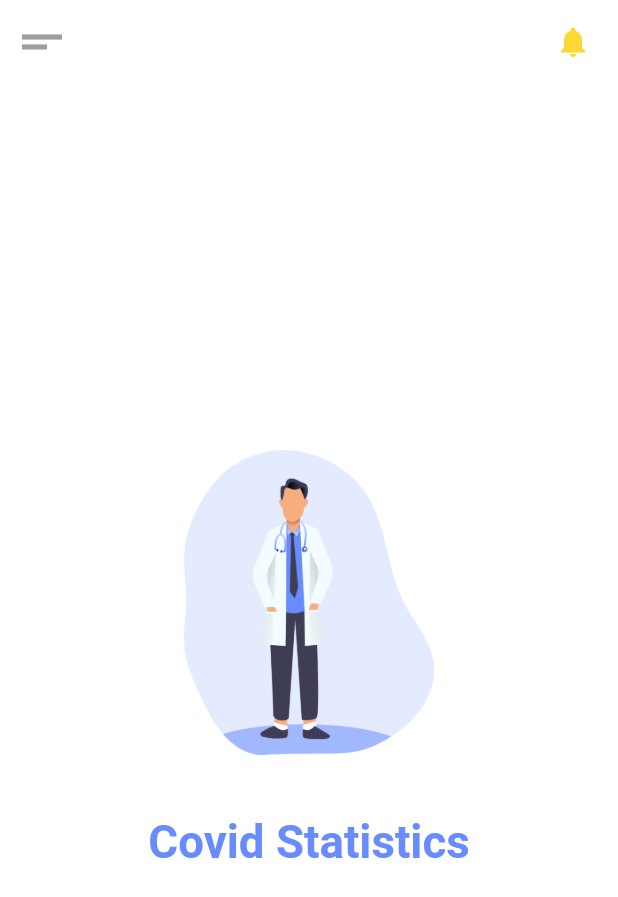
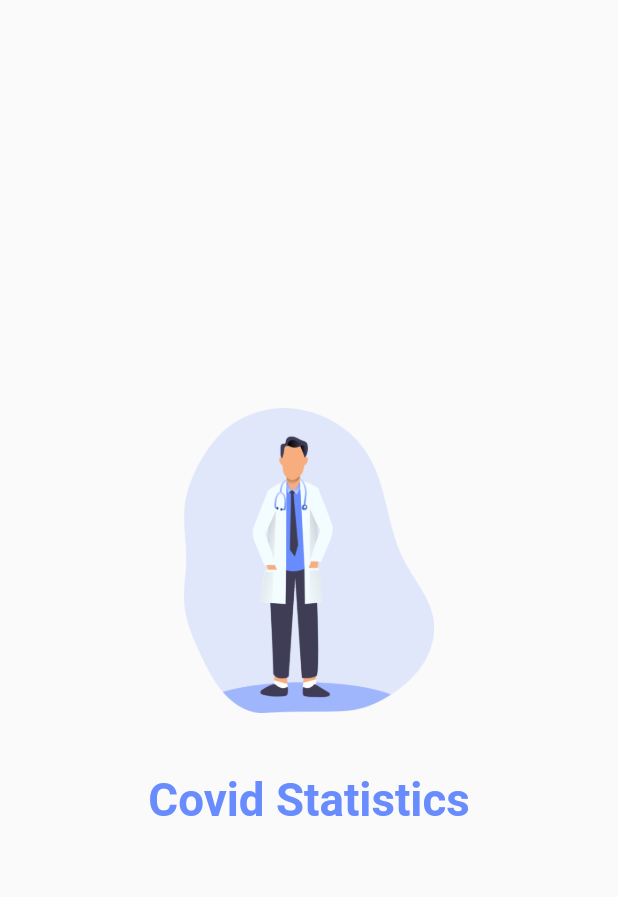
Before and after one commit to Youcef-Abdelliche/covid-statistics, a Flutter app: the screen it shows after launch, on a phone screen of 412 x 824 dp. Shown: the top 897 px of the screen. Run offline on Flutter 3.47's test engine with Material 2 defaults, Android fonts, the phone set to English and light mode, and no system bars; network calls fail.

Commit message:
fix some bugs in home ui

```diff
--- a/lib/view/home/components/body.dart
+++ b/lib/view/home/components/body.dart
@@ -14,33 +14,20 @@ import 'category/category_row2.dart';
 import 'search_box.dart';
 
 class Body extends StatefulWidget {
+   final WorldStatistics worldStatistics;
+  final List<CountryStatistics> coutriesList;
+
+  const Body({Key key, this.worldStatistics, this.coutriesList}) : super(key: key);
   @override
   _BodyState createState() => _BodyState();
 }
 
 class _BodyState extends State<Body> {
   int currentPage = 0;
-  WorldStatistics worldStatistics;
-  List<CountryStatistics> coutriesList;
 
-  @override
-  void initState() {
-    super.initState();
-    CovidService().getCovidWorldStatistics().then((statistics) {
-      setState(() {
-        worldStatistics = statistics;
-      });
-    });
-    CovidService().getCovidCountriesStatistics().then((list) {
-      setState(() {
-        coutriesList = list;
-      });
-    });
-  }
 
   @override
   Widget build(BuildContext context) {
-    if (worldStatistics != null && coutriesList != null)
     return SafeArea(
       child: SizedBox(
         width: double.infinity,
@@ -54,8 +41,7 @@ class _BodyState extends State<Body> {
                 padding: EdgeInsets.symmetric(
                     horizontal: getProportionateScreenWidth(16),
                     vertical: getProportionateScreenHeight(5)),
-                  margin:
-                      EdgeInsets.only(left: getProportionateScreenHeight(18)),
+                margin: EdgeInsets.only(left: getProportionateScreenHeight(18)),
                 child: Text("Global",
                     style: TextStyle(
                         fontSize: getProportionateScreenHeight(18),
@@ -84,12 +70,12 @@ class _BodyState extends State<Body> {
                                 children: [
                                   CategoryContainer(
                                     text: "Confirmed",
-                                      number: worldStatistics.totalCases,
+                                    number: widget.worldStatistics.totalCases,
                                     color: Color(0xffffbd4c),
                                   ),
                                   CategoryContainer(
                                     text: "Death",
-                                      number: worldStatistics.totalDeaths,
+                                    number: widget.worldStatistics.totalDeaths,
                                     color: Color(0xffff5959),
                                   ),
                                 ],
@@ -103,15 +89,15 @@ class _BodyState extends State<Body> {
                                 children: [
                                   CategoryConatiner2(
                                       text: "Recovered",
-                                        number: worldStatistics.totalRecovered,
+                                      number: widget.worldStatistics.totalRecovered,
                                       color: Color(0xff4cd97b)),
                                   CategoryConatiner2(
                                       text: "Active",
-                                        number: worldStatistics.active,
+                                      number: widget.worldStatistics.active,
                                       color: Color(0xff4cb5ff)),
                                   CategoryConatiner2(
                                       text: "Critical",
-                                        number: worldStatistics.critical,
+                                      number: widget.worldStatistics.critical,
                                       color: Color(0xff8359ff))
                                 ],
                               )
@@ -126,15 +112,15 @@ class _BodyState extends State<Body> {
                             children: [
                               CategoryConatiner2(
                                   text: "Confirmed",
-                                    number: worldStatistics.newCases,
+                                  number: widget.worldStatistics.newCases,
                                   color: Color(0xffffbd4c)),
                               CategoryConatiner2(
                                   text: "Deaths",
-                                    number: worldStatistics.newDeaths,
+                                  number: widget.worldStatistics.newDeaths,
                                   color: Color(0xffff5959)),
                               CategoryConatiner2(
                                   text: "Recovered",
-                                    number: worldStatistics.newRecovered,
+                                  number: widget.worldStatistics.newRecovered,
                                   color: Color(0xff4cd97b))
                             ],
                           ),
@@ -165,8 +151,7 @@ class _BodyState extends State<Body> {
                 padding: EdgeInsets.symmetric(
                     horizontal: getProportionateScreenWidth(16),
                     vertical: getProportionateScreenHeight(5)),
-                  margin:
-                      EdgeInsets.only(left: getProportionateScreenHeight(18)),
+                margin: EdgeInsets.only(left: getProportionateScreenHeight(18)),
                 child: Text("Statistics",
                     style: TextStyle(
                         fontSize: getProportionateScreenHeight(18),
@@ -188,38 +173,37 @@ class _BodyState extends State<Body> {
                             color: Colors.grey.withOpacity(0.5),
                             spreadRadius: 5,
                             blurRadius: 7,
-                              offset:
-                                  Offset(0, 3), // changes position of shadow
+                            offset: Offset(0, 3), // changes position of shadow
                           ),
                         ]),
+                    child: SingleChildScrollView(
+                      scrollDirection: Axis.vertical,
                                           child: Column(
                         children: List.generate(
-                            coutriesList.length,
+                            widget.coutriesList.length,
                             (index) => ExpansionTile(
                                   title: Row(
                                     children: [
                                       Image.network(
-                                        coutriesList[index].flagUrl,
-                                        height:
-                                            getProportionateScreenHeight(40),
+                                        widget.coutriesList[index].flagUrl,
+                                        height: getProportionateScreenHeight(40),
                                         width: getProportionateScreenWidth(40),
                                       ),
                                       SizedBox(
-                                          width:
-                                              getProportionateScreenWidth(10)),
-                                      (coutriesList[index].name.length < 15)
-                                          ? Text(coutriesList[index].name)
-                                          : Text(coutriesList[index]
+                                          width: getProportionateScreenWidth(10)),
+                                      (widget.coutriesList[index].name.length < 15)
+                                          ? Text(widget.coutriesList[index].name)
+                                          : Text(widget.coutriesList[index]
                                                   .name
                                                   .substring(0, 15) +
                                               "...")
                                     ],
                                   ),
                                   children: [
-                                    Text(
-                                        coutriesList[index].newCases.toString())
+                                    Text(widget.coutriesList[index].newCases.toString())
                                   ],
                                 )),
+                      ),
                     )),
               )
             ],
@@ -227,7 +211,5 @@ class _BodyState extends State<Body> {
         ),
       ),
     );
-    else
-      return LoadingScreen();
   }
 }
--- a/lib/view/home/home.dart
+++ b/lib/view/home/home.dart
@@ -1,5 +1,8 @@
+import 'package:covid_statistics/models/country_statistics.dart';
+import 'package:covid_statistics/models/world_statistics.dart';
+import 'package:covid_statistics/services/covid_service.dart';
+import 'package:covid_statistics/view/loading/loading_screen.dart';
 import 'package:flutter/material.dart';
-import '../../size_config.dart';
 import 'components/body.dart';
 
 class HomeScreen extends StatefulWidget {
@@ -8,9 +11,28 @@ class HomeScreen extends StatefulWidget {
 }
 
 class _HomeScreenState extends State<HomeScreen> {
+  WorldStatistics worldStatistics;
+
+  List<CountryStatistics> coutriesList;
+
+  @override
+  void initState() {
+    super.initState();
+    CovidService().getCovidWorldStatistics().then((statistics) {
+      setState(() {
+        worldStatistics = statistics;
+      });
+    });
+    CovidService().getCovidCountriesStatistics().then((list) {
+      setState(() {
+        coutriesList = list;
+      });
+    });
+  }
+
   @override
   Widget build(BuildContext context) {
-
+    if (worldStatistics != null && coutriesList != null)
       return Scaffold(
         backgroundColor: Colors.white,
         appBar: AppBar(
@@ -34,7 +56,12 @@ class _HomeScreenState extends State<HomeScreen> {
                     onPressed: () {}))
           ],
         ),
-      body: Body(),
+        body: Body(
+          coutriesList: coutriesList,
+          worldStatistics: worldStatistics,
+        ),
       );
+    else
+      return Scaffold(body: LoadingScreen());
   }
 }
```
Lines whose indentation alone changed are shown as unchanged.
